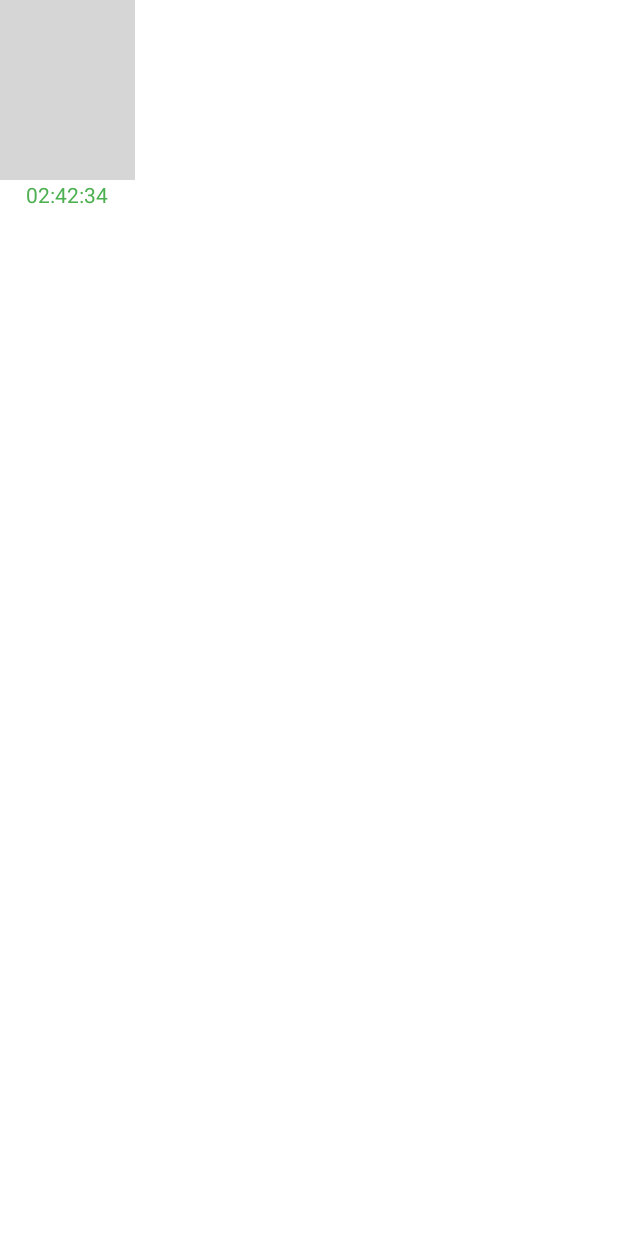
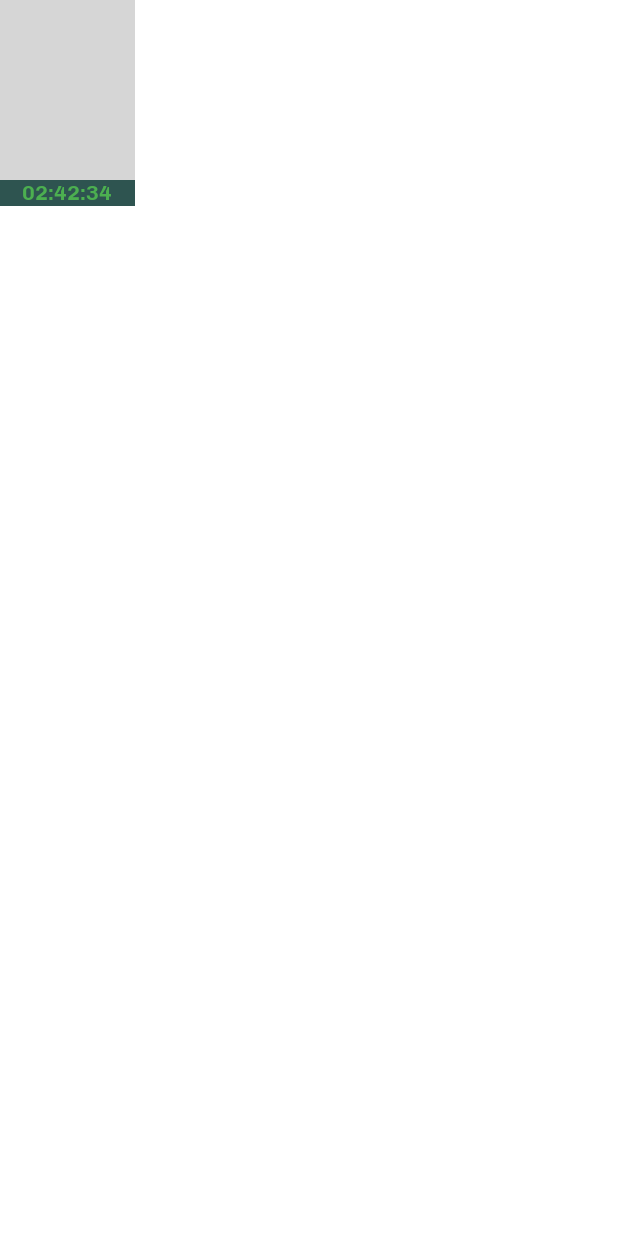
Before and after one commit to jan-lewandoski/wakey, an Android app: the layout fragment_overlay.xml on its own in the app's theme, with its tools: preview values and no code run, on a phone screen of 412 x 824 dp. Run offline under Robolectric (Android 15) with nearby library versions, the phone set to English and light mode, and no system bars; grey boxes are pictures that could not be loaded.

Commit message:
Made timer more bearable

```diff
--- a/app/src/main/res/layout/fragment_overlay.xml
+++ b/app/src/main/res/layout/fragment_overlay.xml
@@ -21,6 +21,8 @@
             android:id="@+id/session_time_textview"
             android:layout_width="match_parent"
             android:layout_height="wrap_content"
+            android:background="@color/secondary_green"
+            android:fontFamily="@font/chivo_bold"
             android:text="TextView"
             android:textAlignment="center"
             android:textColor="#4CAF50"
```
